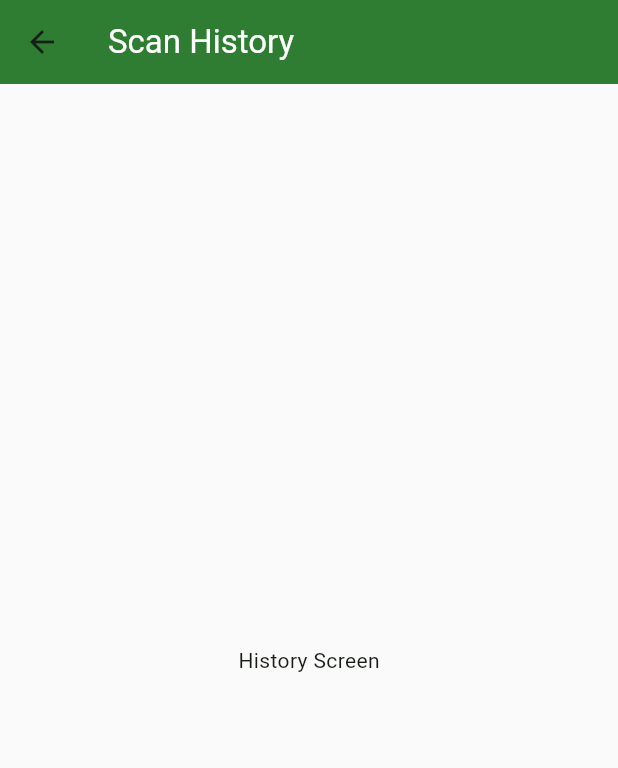
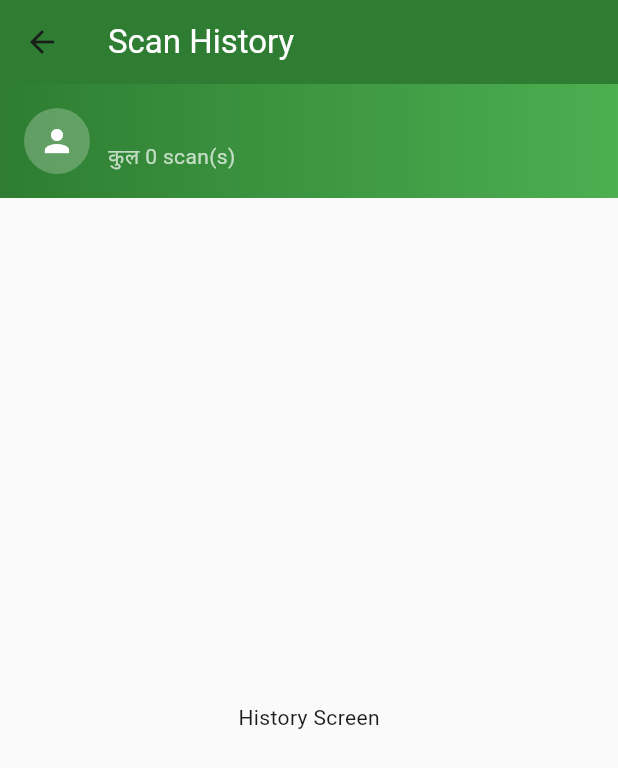
Before and after one commit to Anjalisapk/DetectDerm, a Flutter app: the HistoryScreen screen opened directly, on a phone screen of 412 x 824 dp. Shown: the top 768 px of the screen. Run offline on Flutter 3.47's test engine with Material 3 defaults, Android fonts, the light colour scheme and no system bars; our stand-ins replace flutter_rating_bar, image_picker, shared_preferences; missing offline and left inert: tflite_flutter; accounts and stored records are empty.

Commit message:
feat: add user header with name and scan count in HistoryScreen

```diff
--- a/detectderm_app/lib/screens/history_screen.dart
+++ b/detectderm_app/lib/screens/history_screen.dart
@@ -10,10 +10,15 @@ class HistoryScreen extends StatefulWidget {
 }
 
 class _HistoryScreenState extends State<HistoryScreen> {
+
+  String _userName = '';
+  List<dynamic> _history = [];
+
   @override
   Widget build(BuildContext context) {
     return Scaffold(
       backgroundColor: Colors.grey[50],
+
       appBar: AppBar(
         backgroundColor: const Color(0xFF2E7D32),
         title: const Text(
@@ -21,8 +26,51 @@ class _HistoryScreenState extends State<HistoryScreen> {
           style: TextStyle(color: Colors.white),
         ),
       ),
-      body: const Center(
-        child: Text('History Screen'),
+
+      body: Column(
+        children: [
+
+          //  Header section (new)
+          Container(
+            width: double.infinity,
+            padding: const EdgeInsets.all(16),
+            decoration: const BoxDecoration(
+              gradient: LinearGradient(
+                colors: [Color(0xFF2E7D32), Color(0xFF4CAF50)],
+              ),
+            ),
+            child: Row(
+              children: [
+                const CircleAvatar(
+                  radius: 22,
+                  backgroundColor: Colors.white24,
+                  child: Icon(Icons.person, color: Colors.white),
+                ),
+                const SizedBox(width: 12),
+                Column(
+                  crossAxisAlignment: CrossAxisAlignment.start,
+                  children: [
+                    Text(
+                      _userName,
+                      style: const TextStyle(color: Colors.white),
+                    ),
+                    Text(
+                      'कुल ${_history.length} scan(s)',
+                      style: const TextStyle(color: Colors.white70),
+                    ),
+                  ],
+                ),
+              ],
+            ),
+          ),
+
+          // placeholder (later replace with list)
+          const Expanded(
+            child: Center(
+              child: Text('History Screen'),
+            ),
+          ),
+        ],
       ),
     );
   }
```
